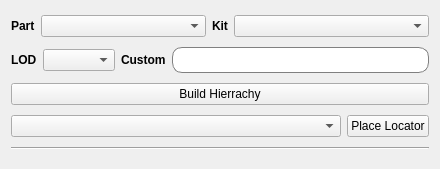
Old version of the form Maya_Tools/Developer/Project/IronMonkey/python/UI/CustomNamingTool.ui in the repository code-google-com/mayatools.
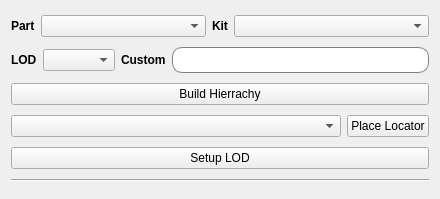
New version of the form.

```diff
--- a/Maya_Tools/Developer/Project/IronMonkey/python/UI/CustomNamingTool.ui
+++ b/Maya_Tools/Developer/Project/IronMonkey/python/UI/CustomNamingTool.ui
@@ -7,7 +7,7 @@
     <x>0</x>
     <y>0</y>
     <width>440</width>
-    <height>169</height>
+    <height>199</height>
    </rect>
   </property>
   <property name="windowTitle">
@@ -161,6 +161,13 @@
      </item>
     </layout>
    </item>
+   <item>
+    <widget class="QPushButton" name="btnSetupLOD">
+     <property name="text">
+      <string>Setup LOD</string>
+     </property>
+    </widget>
+   </item>
    <item>
     <widget class="Line" name="line">
      <property name="orientation">
```
